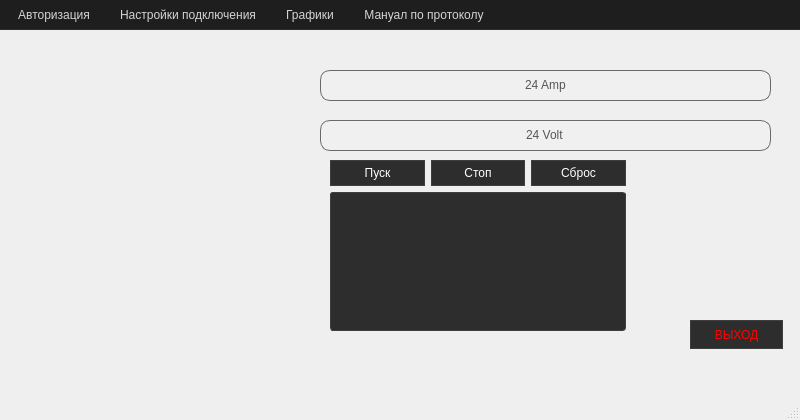
Old version of the form mainwindow.ui in the repository jon007a/Modbus.
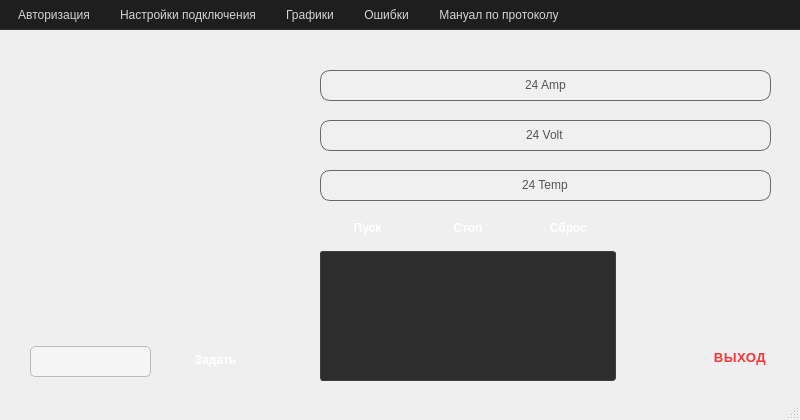
New version of the form.

Diff of the .ui file:
```diff
--- a/mainwindow.ui
+++ b/mainwindow.ui
@@ -137,8 +137,8 @@
    <widget class="QWidget" name="verticalLayoutWidget">
     <property name="geometry">
      <rect>
-      <x>330</x>
-      <y>130</y>
+      <x>320</x>
+      <y>180</y>
       <width>296</width>
       <height>171</height>
      </rect>
@@ -152,15 +152,33 @@
           <string>Запуск устройства</string>
          </property>
          <property name="styleSheet">
-          <string notr="true"> QPushButton {
-       background-color: #2D2D2D; /* Цвет фона */
-       color: #FFFFFF; /* Цвет текста по умолчанию */
-       border: 1px solid #3E3E3E;
-       padding: 5px;
-   }
-   QPushButton:hover {
-       background-color: #3E3E3E; /* Цвет фона при наведении */
-   }</string>
+          <string notr="true">QPushButton {
+    text-align: center;
+    color: white;
+    border-radius: 8px;
+    padding: 5px 10px;
+    font-weight: bold;
+    background: qlineargradient(spread:pad, x1:0, y1:0, x2:1, y2:0, 
+                              stop:0 #4A4A4A, stop:0.5 #707070, stop:1 #4A4A4A);
+    border: none;
+    min-height: 25px;
+    max-width: 150px;
+}
+
+QPushButton:hover {
+    background: qlineargradient(spread:pad, x1:1, y1:0, x2:0, y2:0, 
+                              stop:0 #4A4A4A, stop:0.5 #707070, stop:1 #4A4A4A);
+}
+
+QPushButton:pressed {
+    background: qlineargradient(spread:pad, x1:0, y1:0, x2:1, y2:0, 
+                              stop:0 #303030, stop:0.5 #505050, stop:1 #303030);
+}
+
+QPushButton:disabled {
+    background: #9E9E9E;
+    color: #E0E0E0;
+}</string>
          </property>
          <property name="text">
           <string>Пуск</string>
@@ -177,14 +195,32 @@
          </property>
          <property name="styleSheet">
           <string notr="true">QPushButton {
-       background-color: #2D2D2D; /* Цвет фона */
-       color: #FFFFFF; /* Цвет текста по умолчанию */
-       border: 1px solid #3E3E3E;
-       padding: 5px;
-   }
-   QPushButton:hover {
-       background-color: #3E3E3E; /* Цвет фона при наведении */
-   }</string>
+    text-align: center;
+    color: white;
+    border-radius: 8px;
+    padding: 5px 10px;
+    font-weight: bold;
+    background: qlineargradient(spread:pad, x1:0, y1:0, x2:1, y2:0, 
+                              stop:0 #4A4A4A, stop:0.5 #707070, stop:1 #4A4A4A);
+    border: none;
+    min-height: 25px;
+    max-width: 150px;
+}
+
+QPushButton:hover {
+    background: qlineargradient(spread:pad, x1:1, y1:0, x2:0, y2:0, 
+                              stop:0 #4A4A4A, stop:0.5 #707070, stop:1 #4A4A4A);
+}
+
+QPushButton:pressed {
+    background: qlineargradient(spread:pad, x1:0, y1:0, x2:1, y2:0, 
+                              stop:0 #303030, stop:0.5 #505050, stop:1 #303030);
+}
+
+QPushButton:disabled {
+    background: #9E9E9E;
+    color: #E0E0E0;
+}</string>
          </property>
          <property name="text">
           <string>Стоп</string>
@@ -201,14 +237,32 @@
          </property>
          <property name="styleSheet">
           <string notr="true">QPushButton {
-       background-color: #2D2D2D; /* Цвет фона */
-       color: #FFFFFF; /* Цвет текста по умолчанию */
-       border: 1px solid #3E3E3E;
-       padding: 5px;
-   }
-   QPushButton:hover {
-       background-color: #3E3E3E; /* Цвет фона при наведении */
-   }</string>
+    text-align: center;
+    color: white;
+    border-radius: 8px;
+    padding: 5px 10px;
+    font-weight: bold;
+    background: qlineargradient(spread:pad, x1:0, y1:0, x2:1, y2:0, 
+                              stop:0 #4A4A4A, stop:0.5 #707070, stop:1 #4A4A4A);
+    border: none;
+    min-height: 25px;
+    max-width: 150px;
+}
+
+QPushButton:hover {
+    background: qlineargradient(spread:pad, x1:1, y1:0, x2:0, y2:0, 
+                              stop:0 #4A4A4A, stop:0.5 #707070, stop:1 #4A4A4A);
+}
+
+QPushButton:pressed {
+    background: qlineargradient(spread:pad, x1:0, y1:0, x2:1, y2:0, 
+                              stop:0 #303030, stop:0.5 #505050, stop:1 #303030);
+}
+
+QPushButton:disabled {
+    background: #9E9E9E;
+    color: #E0E0E0;
+}</string>
          </property>
          <property name="text">
           <string>Сброс</string>
@@ -245,29 +299,162 @@
     <property name="geometry">
      <rect>
       <x>690</x>
-      <y>290</y>
-      <width>93</width>
-      <height>29</height>
+      <y>310</y>
+      <width>100</width>
+      <height>35</height>
      </rect>
     </property>
     <property name="styleSheet">
-     <string notr="true">
-    QPushButton {
-        background-color: #2D2D2D;
-        color: #FF0000;
-        border: 1px solid #3E3E3E;
-        padding: 5px;
-        min-width: 80px;
-    }
-    QPushButton:hover {
-        background-color: #3E3E3E;
-    }
-</string>
+     <string notr="true">QPushButton {
+    text-align: center;
+    color: #FF3333;  /* Улучшенный оттенок красного для лучшей видимости */
+    border-radius: 8px;
+    padding: 5px 10px;
+    font-weight: bold;
+    /* Более темный фон для лучшего контраста с красным текстом */
+    background: qlineargradient(spread:pad, x1:0, y1:0, x2:1, y2:0, 
+                              stop:0 #3D3D3D, stop:0.5 #505050, stop:1 #3D3D3D);
+    border: none;
+    min-height: 25px;
+    min-width: 80px;
+    max-width: 150px;
+    font-size: 13px;
+    /* Добавляем тень текста для резкости */
+    text-shadow: 0px 0px 1px rgba(0, 0, 0, 0.8);
+    letter-spacing: 0.5px;
+}
+
+QPushButton:hover {
+    color: #FF4D4D; /* Чуть светлее при наведении для обратной связи */
+    background: qlineargradient(spread:pad, x1:1, y1:0, x2:0, y2:0, 
+                              stop:0 #454545, stop:0.5 #5A5A5A, stop:1 #454545);
+}
+
+QPushButton:pressed {
+    background: qlineargradient(spread:pad, x1:0, y1:0, x2:1, y2:0, 
+                              stop:0 #303030, stop:0.5 #404040, stop:1 #303030);
+    color: #FF1A1A;  /* Немного более темный красный при нажатии */
+}
+
+QPushButton:disabled {
+    background: #7E7E7E; /* Более темный серый для отключенного состояния */
+    color: #FFACAC;  /* Улучшенный бледно-красный для лучшей видимости */
+    text-shadow: none; /* Убираем тень для отключенного состояния */
+}</string>
     </property>
     <property name="text">
      <string>ВЫХОД</string>
     </property>
    </widget>
+   <widget class="QProgressBar" name="progressBar4">
+    <property name="geometry">
+     <rect>
+      <x>320</x>
+      <y>140</y>
+      <width>451</width>
+      <height>31</height>
+     </rect>
+    </property>
+    <property name="styleSheet">
+     <string notr="true">QProgressBar {
+    background-color: #f0f0f0;               /* Светлый фон */
+    border: 1px solid #696969;               /* Светло-серая граница */
+    border-radius: 10px;                     /* Закругленные края */
+    text-align: center;                      /* Центрирование текста */
+    font-size: 12px;                         /* Размер шрифта */
+    color: #555555;                          /* Темный цвет текста */
+    min-height: 25px;                        /* Высота прогресс-бара */
+}
+
+QProgressBar::chunk {
+    background-color: qlineargradient(
+        spread:pad, x1:0, y1:0, x2:1, y2:1,
+        stop:0 #d0d0d0, stop:1 #696969);     /* Матовый серый градиент */
+    border-radius: 8px;                      /* Закругленные края сегмента */
+    margin: 2px;                             /* Отступы от краев */
+}
+</string>
+    </property>
+    <property name="value">
+     <number>24</number>
+    </property>
+    <property name="format">
+     <string>%v Temp</string>
+    </property>
+   </widget>
+   <widget class="QLineEdit" name="speedInput">
+    <property name="geometry">
+     <rect>
+      <x>30</x>
+      <y>316</y>
+      <width>121</width>
+      <height>31</height>
+     </rect>
+    </property>
+    <property name="styleSheet">
+     <string notr="true">QLineEdit {
+    background-color: #F5F5F5;
+    color: #333333;
+    border: 1px solid #BBBBBB;
+    border-radius: 5px;
+    padding: 5px;
+    min-height: 10px;
+}
+
+QLineEdit:focus {
+    border: 1px solid #0B63F6;
+}
+
+QLineEdit:disabled {
+    background-color: #E0E0E0;
+    color: #9E9E9E;
+}
+
+</string>
+    </property>
+   </widget>
+   <widget class="QPushButton" name="setSpeedButton">
+    <property name="geometry">
+     <rect>
+      <x>160</x>
+      <y>309</y>
+      <width>111</width>
+      <height>41</height>
+     </rect>
+    </property>
+    <property name="styleSheet">
+     <string notr="true">QPushButton {
+    text-align: center;
+    color: white;
+    border-radius: 8px;
+    padding: 5px 10px;
+    font-weight: bold;
+    background: qlineargradient(spread:pad, x1:0, y1:0, x2:1, y2:0, 
+                              stop:0 #4A4A4A, stop:0.5 #707070, stop:1 #4A4A4A);
+    border: none;
+    min-height: 25px;
+    max-width: 150px;
+}
+
+QPushButton:hover {
+    background: qlineargradient(spread:pad, x1:1, y1:0, x2:0, y2:0, 
+                              stop:0 #4A4A4A, stop:0.5 #707070, stop:1 #4A4A4A);
+}
+
+QPushButton:pressed {
+    background: qlineargradient(spread:pad, x1:0, y1:0, x2:1, y2:0, 
+                              stop:0 #303030, stop:0.5 #505050, stop:1 #303030);
+}
+
+QPushButton:disabled {
+    background: #9E9E9E;
+    color: #E0E0E0;
+}</string>
+    </property>
+    <property name="text">
+     <string>Задать</string>
+    </property>
+   </widget>
   </widget>
   <widget class="QStatusBar" name="statusbar">
    <property name="enabled">
@@ -361,9 +548,16 @@
     </property>
     <addaction name="actionOpenManual"/>
    </widget>
+   <widget class="QMenu" name="menuwarnings">
+    <property name="title">
+     <string>Ошибки</string>
+    </property>
+    <addaction name="actionWarnings"/>
+   </widget>
    <addaction name="menuStatistic"/>
    <addaction name="menuConnection_type"/>
    <addaction name="menustatistictwo"/>
+   <addaction name="menuwarnings"/>
    <addaction name="menuModbusManual"/>
   </widget>
   <action name="actionrtu">
```
Left out of the diff: 10 changed lines with no effect on the pictures.
